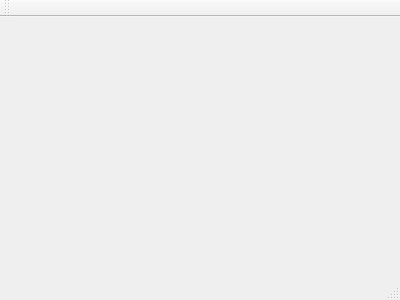
Old version of the form mainwindow.ui in the repository gurmaaan/AtlasKidney.
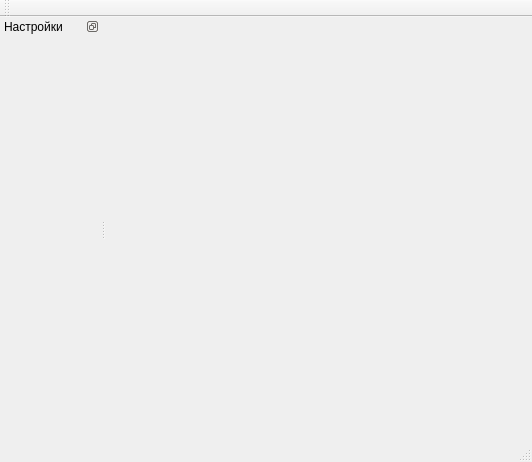
New version of the form.

Diff of the .ui file:
```diff
--- a/mainwindow.ui
+++ b/mainwindow.ui
@@ -1,24 +1,60 @@
 <ui version="4.0">
  <class>MainWindow</class>
- <widget class="QMainWindow" name="MainWindow" >
-  <property name="geometry" >
+ <widget class="QMainWindow" name="MainWindow">
+  <property name="geometry">
    <rect>
     <x>0</x>
     <y>0</y>
-    <width>400</width>
-    <height>300</height>
+    <width>532</width>
+    <height>462</height>
    </rect>
   </property>
   <property name="windowTitle" >
    <string>MainWindow</string>
   </property>
-  <widget class="QMenuBar" name="menuBar" />
-  <widget class="QToolBar" name="mainToolBar" />
-  <widget class="QWidget" name="centralWidget" />
-  <widget class="QStatusBar" name="statusBar" />
+  <widget class="QWidget" name="centralWidget"/>
+  <widget class="QMenuBar" name="menuBar">
+   <property name="geometry">
+    <rect>
+     <x>0</x>
+     <y>0</y>
+     <width>532</width>
+     <height>17</height>
+    </rect>
+   </property>
+  </widget>
+  <widget class="QToolBar" name="mainToolBar">
+   <attribute name="toolBarArea">
+    <enum>TopToolBarArea</enum>
+   </attribute>
+   <attribute name="toolBarBreak">
+    <bool>false</bool>
+   </attribute>
+  </widget>
+  <widget class="QStatusBar" name="statusBar"/>
+  <widget class="QDockWidget" name="settingsDock">
+   <property name="minimumSize">
+    <size>
+     <width>100</width>
+     <height>33</height>
+    </size>
+   </property>
+   <property name="features">
+    <set>QDockWidget::DockWidgetFloatable|QDockWidget::DockWidgetMovable</set>
+   </property>
+   <property name="allowedAreas">
+    <set>Qt::LeftDockWidgetArea|Qt::RightDockWidgetArea</set>
+   </property>
+   <property name="windowTitle">
+    <string>Настройки</string>
+   </property>
+   <attribute name="dockWidgetArea">
+    <number>1</number>
+   </attribute>
+   <widget class="QWidget" name="dockWidgetContents"/>
+  </widget>
  </widget>
- <layoutDefault spacing="6" margin="11" />
- <pixmapfunction></pixmapfunction>
+ <layoutdefault spacing="6" margin="11"/>
  <resources/>
  <connections/>
 </ui>
```
Left out of the diff: 5 changed lines with no effect on the pictures.
